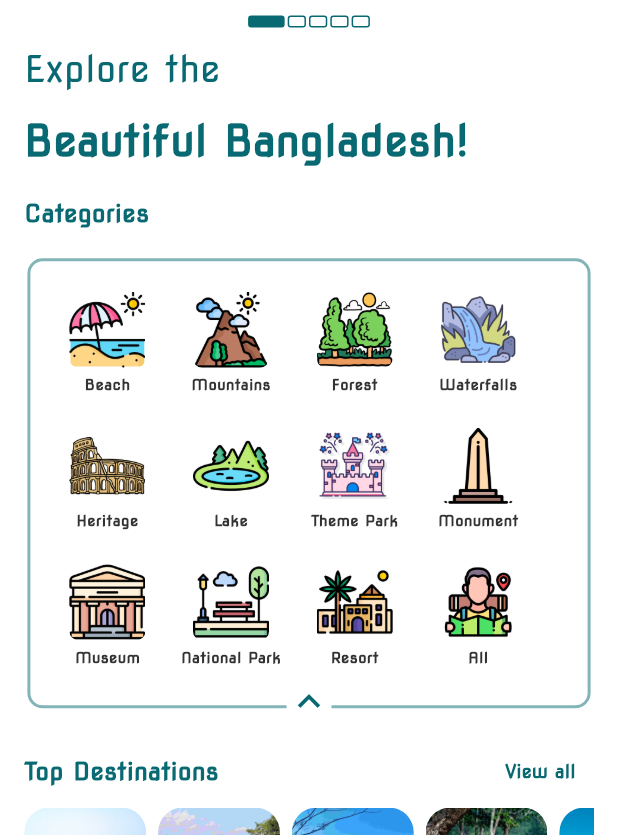
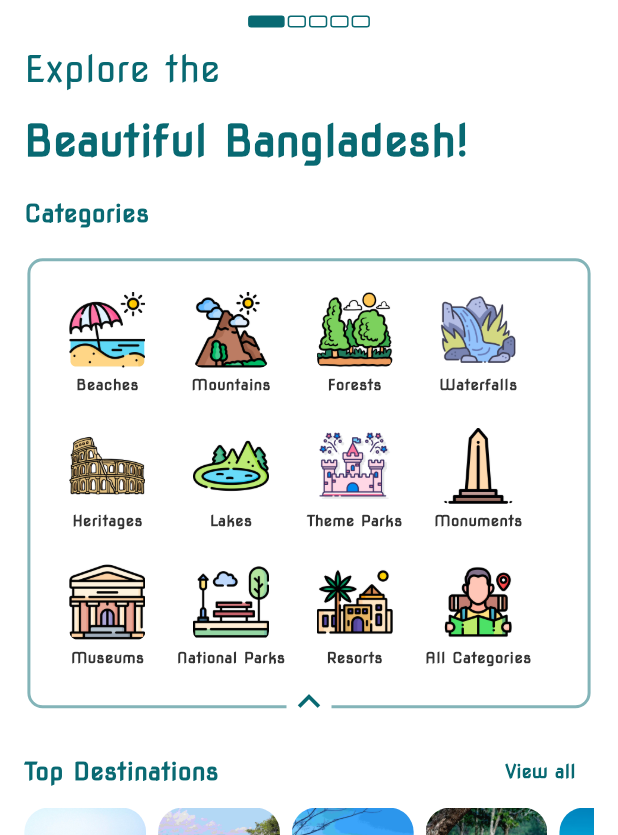
Before and after one commit to theove46/dristi, a Flutter app: the HomePage screen opened by its route, after a tap on the "keyboard arrow down" icon, on a phone screen of 412 x 824 dp, the part 401-1236 px from its top. Run offline on Flutter 3.47's test engine with Material 3 defaults, Android fonts, the phone set to English and light mode, and no system bars; drawn by our look-alikes of carousel_slider; our stand-ins replace flutter_riverpod, flutter_screenutil, logger.

```diff
--- a/dristi/lib/src/core/assets/assets.dart
+++ b/dristi/lib/src/core/assets/assets.dart
@@ -10,6 +10,7 @@ class Assets {
   /// Common Item Images
   static const String appLogo = '$itemsPath/logo.png';
   static const String menu = '$itemsPath/menu.png';
+  static const String forestCard = '$itemsPath/forest_card.png';
 
   /// Splash Page Images
   static const String coxsBazar = '$splashPath/coxs_bazar.jpg';
--- a/dristi/lib/src/core/services/routes/route_generator.dart
+++ b/dristi/lib/src/core/services/routes/route_generator.dart
@@ -1,4 +1,5 @@
 import 'package:dristi/src/core/services/routes/routes.dart';
+import 'package:dristi/src/features/districts/presentation/pages/districts_list_page.dart';
 import 'package:dristi/src/features/home/presentation/pages/home_page.dart';
 import 'package:dristi/src/features/splash/presentation/pages/splash_page.dart';
 import 'package:dristi/src/features/spot/presentation/pages/spot_page.dart';
@@ -24,6 +25,11 @@ class RouteGenerator {
           builder: (_) => const SpotPage(),
         );
 
+      case Routes.districts:
+        return MaterialPageRoute(
+          builder: (_) => const DistrictsPage(),
+        );
+
       default:
         return null;
     }
--- a/dristi/lib/src/core/services/routes/routes.dart
+++ b/dristi/lib/src/core/services/routes/routes.dart
@@ -2,4 +2,5 @@ class Routes {
   static const String home = '/home';
   static const String splash = '/splash';
   static const String spot = '/spot';
+  static const String districts = '/districts';
 }
--- a/dristi/lib/src/core/utils/texts/text_constants.dart
+++ b/dristi/lib/src/core/utils/texts/text_constants.dart
@@ -9,6 +9,7 @@ class TextConstants {
   static const String viewAll = 'View all';
   static const String explore = 'Explore';
   static const String overview = 'Overview';
+  static const String allDistrictsBD = 'Explore The Beautiful Bangladesh';
 
   /// Boiler Text
   static const String boiler =
--- a/dristi/lib/src/features/home/data/categories_model.dart
+++ b/dristi/lib/src/features/home/data/model/categories_model.dart
@@ -11,7 +11,7 @@ class CategoriesModel {
 
   static List<CategoriesModel> fetchAllData() => [
         CategoriesModel(
-          title: 'Beach',
+          title: 'Beaches',
           image: Assets.beach,
         ),
         CategoriesModel(
@@ -19,7 +19,7 @@ class CategoriesModel {
           image: Assets.mountains,
         ),
         CategoriesModel(
-          title: 'Forest',
+          title: 'Forests',
           image: Assets.forest,
         ),
         CategoriesModel(
@@ -27,35 +27,35 @@ class CategoriesModel {
           image: Assets.waterfalls,
         ),
         CategoriesModel(
-          title: 'Heritage',
+          title: 'Heritages',
           image: Assets.heritage,
         ),
         CategoriesModel(
-          title: 'Lake',
+          title: 'Lakes',
           image: Assets.lake,
         ),
         CategoriesModel(
-          title: 'Theme Park',
+          title: 'Theme Parks',
           image: Assets.themePark,
         ),
         CategoriesModel(
-          title: 'Monument',
+          title: 'Monuments',
           image: Assets.monument,
         ),
         CategoriesModel(
-          title: 'Museum',
+          title: 'Museums',
           image: Assets.museum,
         ),
         CategoriesModel(
-          title: 'National Park',
+          title: 'National Parks',
           image: Assets.nationalPark,
         ),
         CategoriesModel(
-          title: 'Resort',
+          title: 'Resorts',
           image: Assets.resort,
         ),
         CategoriesModel(
-          title: 'All',
+          title: 'All Categories',
           image: Assets.allCategories,
         ),
       ];
--- a/dristi/lib/src/features/home/presentation/widgets/categories_builder.dart
+++ b/dristi/lib/src/features/home/presentation/widgets/categories_builder.dart
@@ -1,7 +1,7 @@
 import 'package:dristi/src/core/theme/colors.dart';
 import 'package:dristi/src/core/theme/font_style.dart';
 import 'package:dristi/src/core/utils/texts/text_constants.dart';
-import 'package:dristi/src/features/home/data/categories_model.dart';
+import 'package:dristi/src/features/home/data/model/categories_model.dart';
 import 'package:dristi/src/features/home/presentation/riverpod/providers.dart';
 import 'package:flutter/material.dart';
 import 'package:flutter_riverpod/flutter_riverpod.dart';
--- a/dristi/lib/src/features/home/presentation/widgets/image_slider_builder.dart
+++ b/dristi/lib/src/features/home/presentation/widgets/image_slider_builder.dart
@@ -1,7 +1,7 @@
 import 'package:carousel_slider/carousel_slider.dart';
 import 'package:dristi/src/core/theme/colors.dart';
 import 'package:dristi/src/core/theme/font_style.dart';
-import 'package:dristi/src/features/home/data/carousel_slider_model.dart';
+import 'package:dristi/src/features/home/data/model/carousel_slider_model.dart';
 import 'package:dristi/src/features/home/presentation/riverpod/providers.dart';
 import 'package:flutter/material.dart';
 import 'package:flutter_riverpod/flutter_riverpod.dart';
--- a/dristi/lib/src/features/home/presentation/widgets/top_destinations_builder.dart
+++ b/dristi/lib/src/features/home/presentation/widgets/top_destinations_builder.dart
@@ -2,7 +2,7 @@ import 'package:dristi/src/core/services/routes/routes.dart';
 import 'package:dristi/src/core/theme/colors.dart';
 import 'package:dristi/src/core/theme/font_style.dart';
 import 'package:dristi/src/core/utils/texts/text_constants.dart';
-import 'package:dristi/src/features/home/data/top_destinations_model.dart';
+import 'package:dristi/src/features/home/data/model/top_destinations_model.dart';
 import 'package:flutter/material.dart';
 import 'package:flutter_riverpod/flutter_riverpod.dart';
 import 'package:flutter_screenutil/flutter_screenutil.dart';
```
Also changed, not shown: dristi/lib/src/core/theme/font_style.dart (+9 -0 lines), dristi/lib/src/features/districts/data/model/districts_model.dart (added, +98 -0 lines), dristi/lib/src/features/districts/presentation/pages/districts_list_page.dart (added, +106 -0 lines), dristi/lib/src/features/home/presentation/widgets/popular_districts.dart (+7 -6 lines), dristi/assets/images/items/forest_card.png (added), dristi/lib/src/features/home/data/model/carousel_slider_model.dart (renamed from dristi/lib/src/features/home/data/carousel_slider_model.dart), dristi/lib/src/features/home/data/model/popular_districts_model.dart (renamed from dristi/lib/src/features/home/data/popular_districts_model.dart), dristi/lib/src/features/home/data/model/top_destinations_model.dart (renamed from dristi/lib/src/features/home/data/top_destinations_model.dart).
